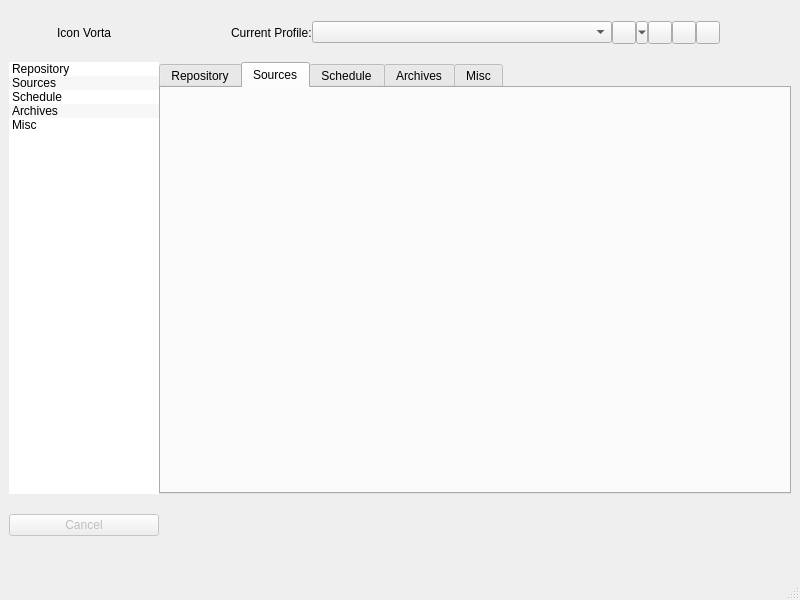
bastiencyr/vorta, file src/vorta/assets/UI/mainwindow.ui: the form before one commit.
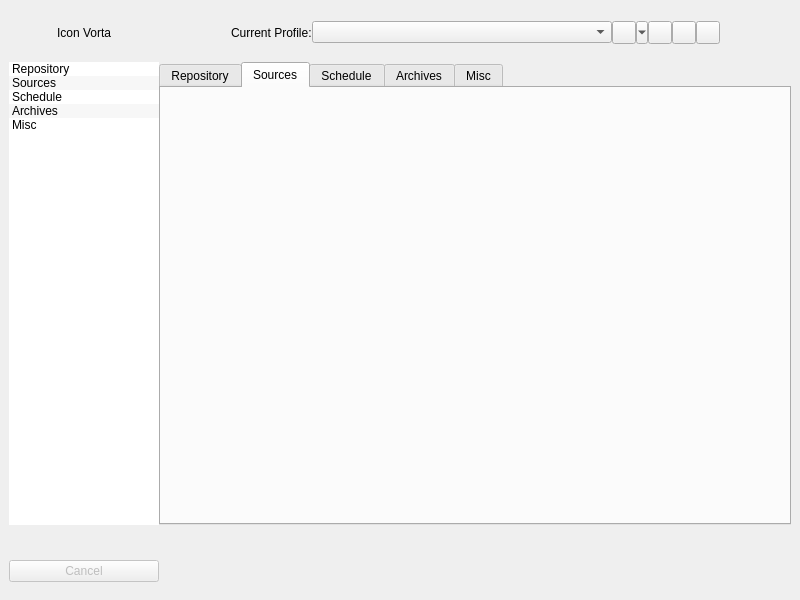
The form after the commit.

Commit message: Remove status bar. Add space to label text. No frame on tab and center.

Patch:
```diff
--- a/src/vorta/assets/UI/mainwindow.ui
+++ b/src/vorta/assets/UI/mainwindow.ui
@@ -24,70 +24,12 @@
   </property>
   <widget class="QWidget" name="centralwidget">
    <layout class="QGridLayout" name="gridLayout_2" columnstretch="1,0,0">
+    <property name="bottomMargin">
+     <number>9</number>
+    </property>
     <property name="horizontalSpacing">
      <number>0</number>
     </property>
-    <item row="3" column="0" colspan="3">
-     <layout class="QGridLayout" name="gridLayout">
-      <item row="1" column="0" alignment="Qt::AlignTop">
-       <widget class="QPushButton" name="cancelButton">
-        <property name="enabled">
-         <bool>false</bool>
-        </property>
-        <property name="minimumSize">
-         <size>
-          <width>150</width>
-          <height>0</height>
-         </size>
-        </property>
-        <property name="autoFillBackground">
-         <bool>false</bool>
-        </property>
-        <property name="text">
-         <string>Cancel</string>
-        </property>
-        <property name="flat">
-         <bool>false</bool>
-        </property>
-       </widget>
-      </item>
-      <item row="0" column="1">
-       <widget class="QLabel" name="progressText">
-        <property name="sizePolicy">
-         <sizepolicy hsizetype="Expanding" vsizetype="Preferred">
-          <horstretch>0</horstretch>
-          <verstretch>0</verstretch>
-         </sizepolicy>
-        </property>
-       </widget>
-      </item>
-      <item row="1" column="1" alignment="Qt::AlignTop">
-       <widget class="QLabel" name="logText">
-        <property name="sizePolicy">
-         <sizepolicy hsizetype="Preferred" vsizetype="Fixed">
-          <horstretch>0</horstretch>
-          <verstretch>0</verstretch>
-         </sizepolicy>
-        </property>
-        <property name="minimumSize">
-         <size>
-          <width>0</width>
-          <height>55</height>
-         </size>
-        </property>
-        <property name="text">
-         <string/>
-        </property>
-        <property name="alignment">
-         <set>Qt::AlignLeading|Qt::AlignLeft|Qt::AlignTop</set>
-        </property>
-        <property name="wordWrap">
-         <bool>true</bool>
-        </property>
-       </widget>
-      </item>
-     </layout>
-    </item>
     <item row="1" column="0">
      <widget class="QLabel" name="iconVorta">
       <property name="text">
@@ -98,65 +40,6 @@
       </property>
      </widget>
     </item>
-    <item row="2" column="0">
-     <widget class="QListWidget" name="listWidget">
-      <property name="sizePolicy">
-       <sizepolicy hsizetype="Fixed" vsizetype="Expanding">
-        <horstretch>0</horstretch>
-        <verstretch>0</verstretch>
-       </sizepolicy>
-      </property>
-      <property name="maximumSize">
-       <size>
-        <width>150</width>
-        <height>16777215</height>
-       </size>
-      </property>
-      <property name="baseSize">
-       <size>
-        <width>0</width>
-        <height>0</height>
-       </size>
-      </property>
-      <property name="frameShape">
-       <enum>QFrame::NoFrame</enum>
-      </property>
-      <property name="alternatingRowColors">
-       <bool>true</bool>
-      </property>
-      <property name="iconSize">
-       <size>
-        <width>25</width>
-        <height>25</height>
-       </size>
-      </property>
-      <item>
-       <property name="text">
-        <string>Repository</string>
-       </property>
-      </item>
-      <item>
-       <property name="text">
-        <string>Sources</string>
-       </property>
-      </item>
-      <item>
-       <property name="text">
-        <string>Schedule</string>
-       </property>
-      </item>
-      <item>
-       <property name="text">
-        <string>Archives</string>
-       </property>
-      </item>
-      <item>
-       <property name="text">
-        <string>Misc</string>
-       </property>
-      </item>
-     </widget>
-    </item>
     <item row="1" column="1">
      <layout class="QHBoxLayout" name="horizontalLayout">
       <property name="topMargin">
@@ -303,9 +186,142 @@
       </widget>
      </widget>
     </item>
+    <item row="2" column="0">
+     <widget class="QListWidget" name="listWidget">
+      <property name="sizePolicy">
+       <sizepolicy hsizetype="Fixed" vsizetype="Expanding">
+        <horstretch>0</horstretch>
+        <verstretch>0</verstretch>
+       </sizepolicy>
+      </property>
+      <property name="maximumSize">
+       <size>
+        <width>150</width>
+        <height>16777215</height>
+       </size>
+      </property>
+      <property name="baseSize">
+       <size>
+        <width>0</width>
+        <height>0</height>
+       </size>
+      </property>
+      <property name="frameShape">
+       <enum>QFrame::NoFrame</enum>
+      </property>
+      <property name="alternatingRowColors">
+       <bool>true</bool>
+      </property>
+      <property name="iconSize">
+       <size>
+        <width>25</width>
+        <height>25</height>
+       </size>
+      </property>
+      <item>
+       <property name="text">
+        <string>Repository</string>
+       </property>
+      </item>
+      <item>
+       <property name="text">
+        <string>Sources</string>
+       </property>
+      </item>
+      <item>
+       <property name="text">
+        <string>Schedule</string>
+       </property>
+      </item>
+      <item>
+       <property name="text">
+        <string>Archives</string>
+       </property>
+      </item>
+      <item>
+       <property name="text">
+        <string>Misc</string>
+       </property>
+      </item>
+     </widget>
+    </item>
+    <item row="3" column="0" colspan="3">
+     <widget class="QFrame" name="qFrame">
+      <layout class="QGridLayout" name="gridLayout">
+       <property name="leftMargin">
+        <number>0</number>
+       </property>
+       <property name="horizontalSpacing">
+        <number>9</number>
+       </property>
+       <item row="1" column="0" alignment="Qt::AlignTop">
+        <widget class="QPushButton" name="cancelButton">
+         <property name="enabled">
+          <bool>false</bool>
+         </property>
+         <property name="minimumSize">
+          <size>
+           <width>150</width>
+           <height>0</height>
+          </size>
+         </property>
+         <property name="autoFillBackground">
+          <bool>false</bool>
+         </property>
+         <property name="text">
+          <string>Cancel</string>
+         </property>
+         <property name="flat">
+          <bool>false</bool>
+         </property>
+        </widget>
+       </item>
+       <item row="0" column="1">
+        <widget class="QLabel" name="progressText">
+         <property name="sizePolicy">
+          <sizepolicy hsizetype="Expanding" vsizetype="Preferred">
+           <horstretch>0</horstretch>
+           <verstretch>0</verstretch>
+          </sizepolicy>
+         </property>
+         <property name="margin">
+          <number>0</number>
+         </property>
+        </widget>
+       </item>
+       <item row="1" column="1" alignment="Qt::AlignTop">
+        <widget class="QLabel" name="logText">
+         <property name="sizePolicy">
+          <sizepolicy hsizetype="Preferred" vsizetype="Fixed">
+           <horstretch>0</horstretch>
+           <verstretch>0</verstretch>
+          </sizepolicy>
+         </property>
+         <property name="minimumSize">
+          <size>
+           <width>0</width>
+           <height>0</height>
+          </size>
+         </property>
+         <property name="text">
+          <string/>
+         </property>
+         <property name="alignment">
+          <set>Qt::AlignLeading|Qt::AlignLeft|Qt::AlignTop</set>
+         </property>
+         <property name="wordWrap">
+          <bool>true</bool>
+         </property>
+         <property name="margin">
+          <number>0</number>
+         </property>
+        </widget>
+       </item>
+      </layout>
+     </widget>
+    </item>
    </layout>
   </widget>
-  <widget class="QStatusBar" name="statusbar"/>
   <action name="actionLatest">
    <property name="text">
     <string>Latest</string>
```
The commit also changes 1 other file.
